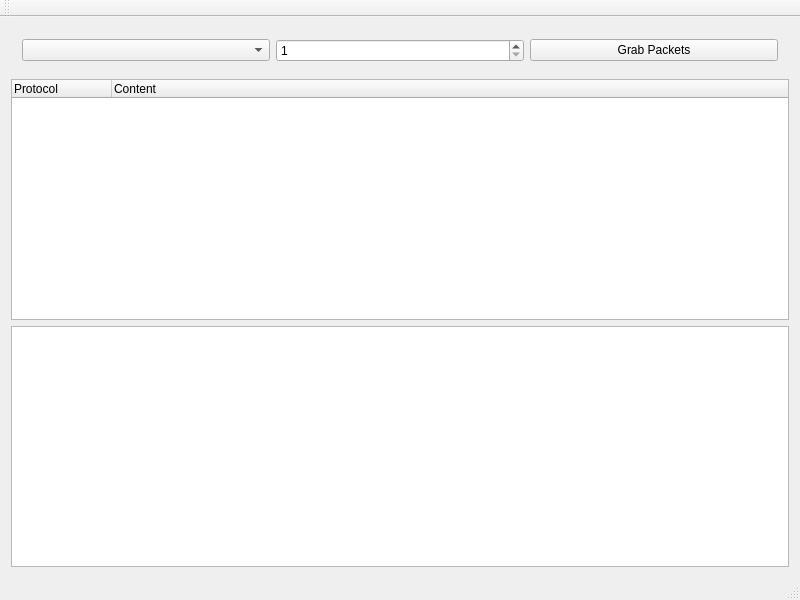
First picture: the form in mainwindow.ui, repository xieby1/packet-paw, before the edit.
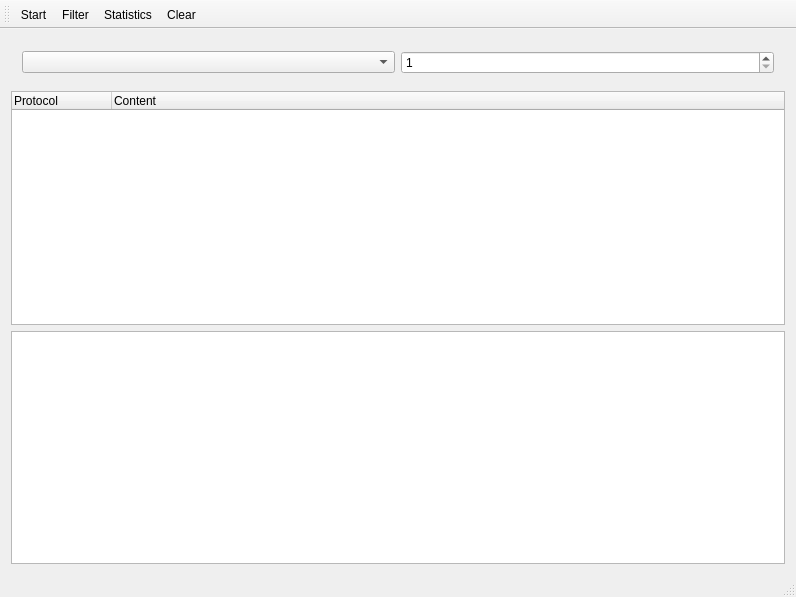
Second picture: the form after the edit.

Commit message: add filter and statistics

```diff
--- a/mainwindow.ui
+++ b/mainwindow.ui
@@ -9,8 +9,8 @@
    <rect>
     <x>0</x>
     <y>0</y>
-    <width>800</width>
-    <height>600</height>
+    <width>796</width>
+    <height>597</height>
    </rect>
   </property>
   <property name="windowTitle">
@@ -34,13 +34,6 @@
          </property>
         </widget>
        </item>
-       <item>
-        <widget class="QPushButton" name="grabPackets">
-         <property name="text">
-          <string>Grab Packets</string>
-         </property>
-        </widget>
-       </item>
       </layout>
      </widget>
     </item>
@@ -91,8 +84,44 @@
    <attribute name="toolBarBreak">
     <bool>false</bool>
    </attribute>
+   <addaction name="actionStart"/>
+   <addaction name="actionFilter"/>
+   <addaction name="actionStatistics"/>
+   <addaction name="actionClear"/>
   </widget>
   <widget class="QStatusBar" name="statusBar"/>
+  <action name="actionFilter">
+   <property name="text">
+    <string>Filter</string>
+   </property>
+   <property name="toolTip">
+    <string>Edit the BPF filter in PCAP</string>
+   </property>
+  </action>
+  <action name="actionClear">
+   <property name="text">
+    <string>Clear</string>
+   </property>
+   <property name="toolTip">
+    <string>Clear all recieved packets</string>
+   </property>
+  </action>
+  <action name="actionStart">
+   <property name="text">
+    <string>Start</string>
+   </property>
+   <property name="toolTip">
+    <string>Start to sniff</string>
+   </property>
+  </action>
+  <action name="actionStatistics">
+   <property name="text">
+    <string>Statistics</string>
+   </property>
+   <property name="toolTip">
+    <string>Statistics of recieved packets.</string>
+   </property>
+  </action>
  </widget>
  <layoutdefault spacing="6" margin="11"/>
  <tabstops>
```
Left out of the diff: 21 changed lines with no effect on the pictures. The commit also changes 14 other files.
